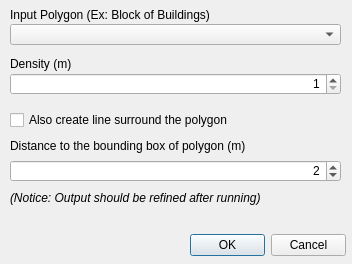
First picture: the form in forms/hcmgis_centerline_form.ui, repository thangqd/HCMGIS, before the edit.
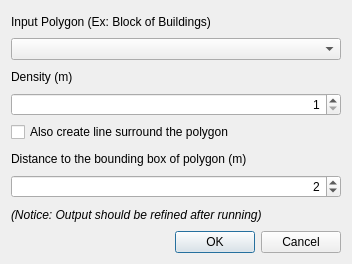
Second picture: the form after the edit. Custom widgets are drawn as their Qt base class.

What changed in the file:
```diff
--- a/forms/hcmgis_centerline_form.ui
+++ b/forms/hcmgis_centerline_form.ui
@@ -22,64 +22,26 @@
   <property name="windowTitle">
    <string>Centerline in the gaps between polygons</string>
   </property>
-  <widget class="QDialogButtonBox" name="BtnOKCancel">
-   <property name="geometry">
-    <rect>
-     <x>190</x>
-     <y>230</y>
-     <width>156</width>
-     <height>31</height>
-    </rect>
-   </property>
-   <property name="standardButtons">
-    <set>QDialogButtonBox::Cancel|QDialogButtonBox::Ok</set>
-   </property>
-  </widget>
+  <layout class="QVBoxLayout" name="verticalLayout">
+   <item>
   <widget class="QLabel" name="LblInput">
-   <property name="geometry">
-    <rect>
-     <x>10</x>
-     <y>7</y>
-     <width>331</width>
-     <height>16</height>
-    </rect>
-   </property>
    <property name="text">
     <string>Input Polygon (Ex: Block of Buildings)</string>
    </property>
   </widget>
-  <widget class="QgsMapLayerComboBox" name="CboInput">
-   <property name="geometry">
-    <rect>
-     <x>10</x>
-     <y>24</y>
-     <width>331</width>
-     <height>21</height>
-    </rect>
-   </property>
-  </widget>
+   </item>
+   <item>
+    <widget class="QgsMapLayerComboBox" name="CboInput"/>
+   </item>
+   <item>
   <widget class="QLabel" name="LblInput_2">
-   <property name="geometry">
-    <rect>
-     <x>10</x>
-     <y>56</y>
-     <width>331</width>
-     <height>16</height>
-    </rect>
-   </property>
    <property name="text">
     <string>Density (m)</string>
    </property>
   </widget>
+   </item>
+   <item>
   <widget class="QSpinBox" name="spinBox">
-   <property name="geometry">
-    <rect>
-     <x>10</x>
-     <y>73</y>
-     <width>331</width>
-     <height>22</height>
-    </rect>
-   </property>
    <property name="layoutDirection">
     <enum>Qt::LeftToRight</enum>
    </property>
@@ -93,36 +55,9 @@
     <number>10</number>
    </property>
   </widget>
-  <widget class="QLabel" name="label">
-   <property name="geometry">
-    <rect>
-     <x>10</x>
-     <y>190</y>
-     <width>331</width>
-     <height>16</height>
-    </rect>
-   </property>
-   <property name="font">
-    <font>
-     <weight>50</weight>
-     <italic>true</italic>
-     <bold>false</bold>
-     <kerning>false</kerning>
-    </font>
-   </property>
-   <property name="text">
-    <string>(Notice: Output should be refined after running)</string>
-   </property>
-  </widget>
+   </item>
+   <item>
   <widget class="QCheckBox" name="chksurround">
-   <property name="geometry">
-    <rect>
-     <x>10</x>
-     <y>110</y>
-     <width>331</width>
-     <height>20</height>
-    </rect>
-   </property>
    <property name="text">
     <string>Also create line surround the polygon</string>
    </property>
@@ -130,28 +65,16 @@
     <bool>false</bool>
    </property>
   </widget>
+   </item>
+   <item>
   <widget class="QLabel" name="lblsurround">
-   <property name="geometry">
-    <rect>
-     <x>10</x>
-     <y>138</y>
-     <width>331</width>
-     <height>16</height>
-    </rect>
-   </property>
    <property name="text">
     <string>Distance to the bounding box of polygon (m)</string>
    </property>
   </widget>
+   </item>
+   <item>
   <widget class="QSpinBox" name="distance">
-   <property name="geometry">
-    <rect>
-     <x>10</x>
-     <y>160</y>
-     <width>331</width>
-     <height>22</height>
-    </rect>
-   </property>
    <property name="layoutDirection">
     <enum>Qt::LeftToRight</enum>
    </property>
@@ -168,6 +91,30 @@
     <number>2</number>
    </property>
   </widget>
+   </item>
+   <item>
+    <widget class="QLabel" name="label">
+     <property name="font">
+      <font>
+       <weight>50</weight>
+       <italic>true</italic>
+       <bold>false</bold>
+       <kerning>false</kerning>
+      </font>
+     </property>
+     <property name="text">
+      <string>(Notice: Output should be refined after running)</string>
+     </property>
+    </widget>
+   </item>
+   <item>
+    <widget class="QDialogButtonBox" name="BtnOKCancel">
+     <property name="standardButtons">
+      <set>QDialogButtonBox::Cancel|QDialogButtonBox::Ok</set>
+     </property>
+    </widget>
+   </item>
+  </layout>
  </widget>
  <customwidgets>
   <customwidget>
```
Lines whose indentation alone changed are shown as unchanged.
